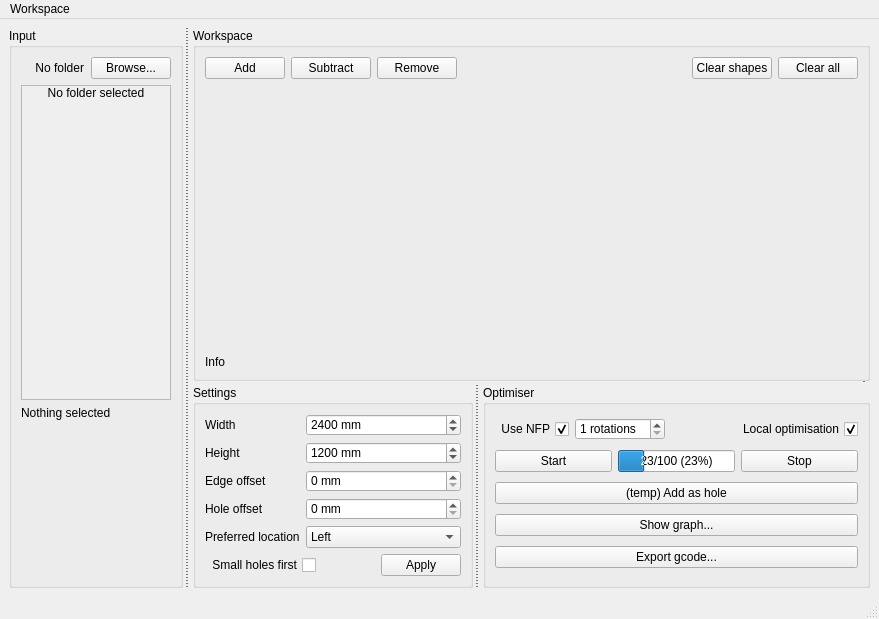
Papooch/WasteOptimiser, file wasteoptimiser/resources/WasteOptimiserGUI.ui: the form before one commit.
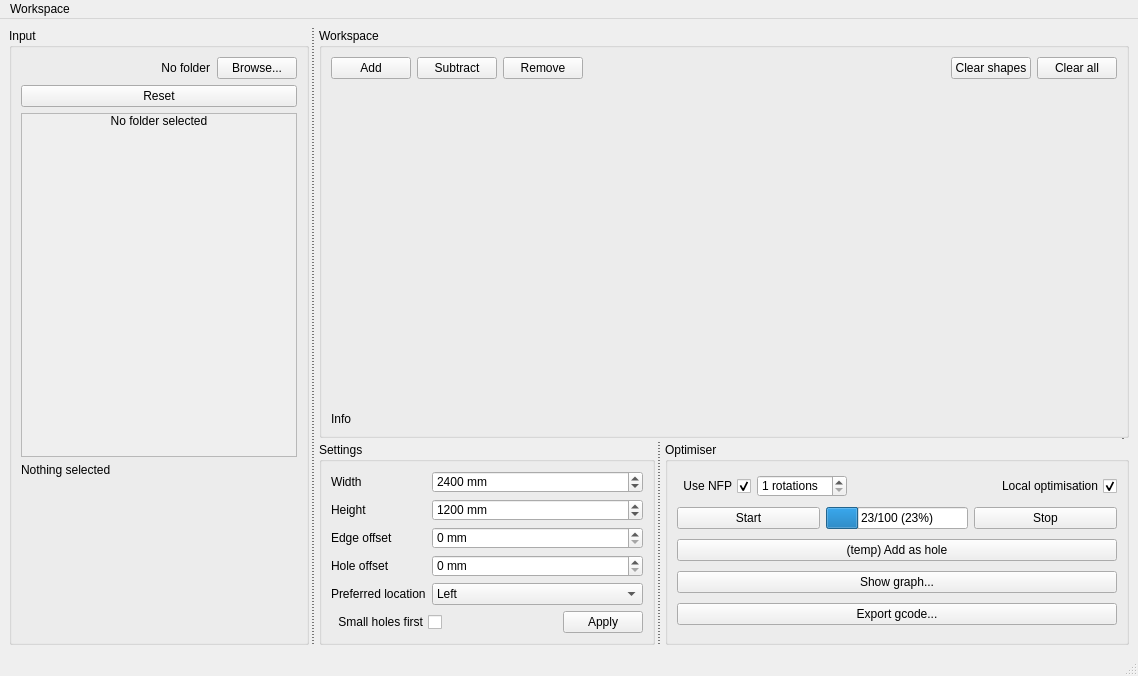
The form after the commit.

Commit message: Added convex hull checkbox to input list, Local search respects boundary

The edit to the form file:
```diff
--- a/wasteoptimiser/resources/WasteOptimiserGUI.ui
+++ b/wasteoptimiser/resources/WasteOptimiserGUI.ui
@@ -6,8 +6,8 @@
    <rect>
     <x>0</x>
     <y>0</y>
-    <width>879</width>
-    <height>619</height>
+    <width>1138</width>
+    <height>676</height>
    </rect>
   </property>
   <property name="windowTitle">
@@ -38,11 +38,17 @@
       </property>
       <widget class="QGroupBox" name="gb_input">
        <property name="sizePolicy">
-        <sizepolicy hsizetype="Preferred" vsizetype="Preferred">
+        <sizepolicy hsizetype="Expanding" vsizetype="Preferred">
          <horstretch>1</horstretch>
          <verstretch>0</verstretch>
         </sizepolicy>
        </property>
+       <property name="minimumSize">
+        <size>
+         <width>300</width>
+         <height>0</height>
+        </size>
+       </property>
        <property name="maximumSize">
         <size>
          <width>16777215</width>
@@ -58,7 +64,7 @@
        <property name="title">
         <string>Input</string>
        </property>
-       <layout class="QVBoxLayout" name="verticalLayout" stretch="0,0,0,0">
+       <layout class="QVBoxLayout" name="verticalLayout" stretch="0,0,0,0,0">
         <item>
          <layout class="QHBoxLayout" name="horizontalLayout_2">
           <item>
@@ -92,6 +98,13 @@
           </item>
          </layout>
         </item>
+        <item>
+         <widget class="QPushButton" name="pb_input_clear">
+          <property name="text">
+           <string>Reset</string>
+          </property>
+         </widget>
+        </item>
         <item>
          <widget class="QScrollArea" name="sa_input_list">
           <property name="widgetResizable">
@@ -102,8 +115,8 @@
             <rect>
              <x>0</x>
              <y>0</y>
-             <width>148</width>
-             <height>319</height>
+             <width>278</width>
+             <height>347</height>
             </rect>
            </property>
            <layout class="QVBoxLayout" name="layout_input_list">
@@ -624,7 +637,7 @@
     <rect>
      <x>0</x>
      <y>0</y>
-     <width>879</width>
+     <width>1138</width>
      <height>21</height>
     </rect>
    </property>
```
Left out of the diff: 2 changed lines with no effect on the pictures. The commit also changes 5 other files.
